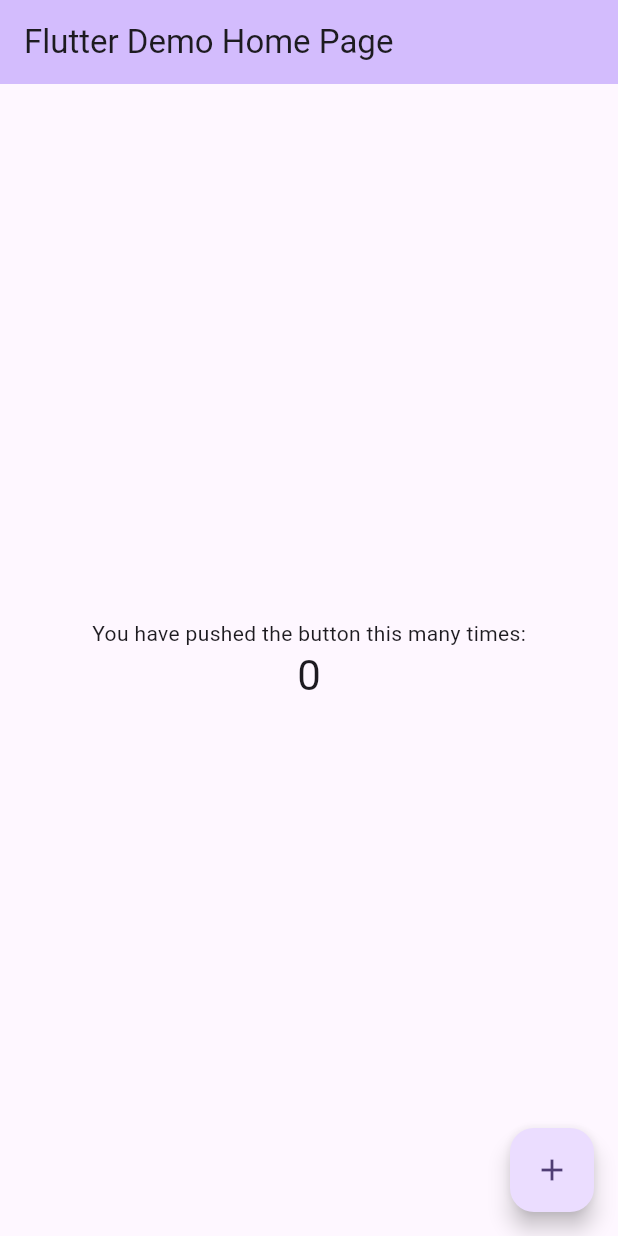
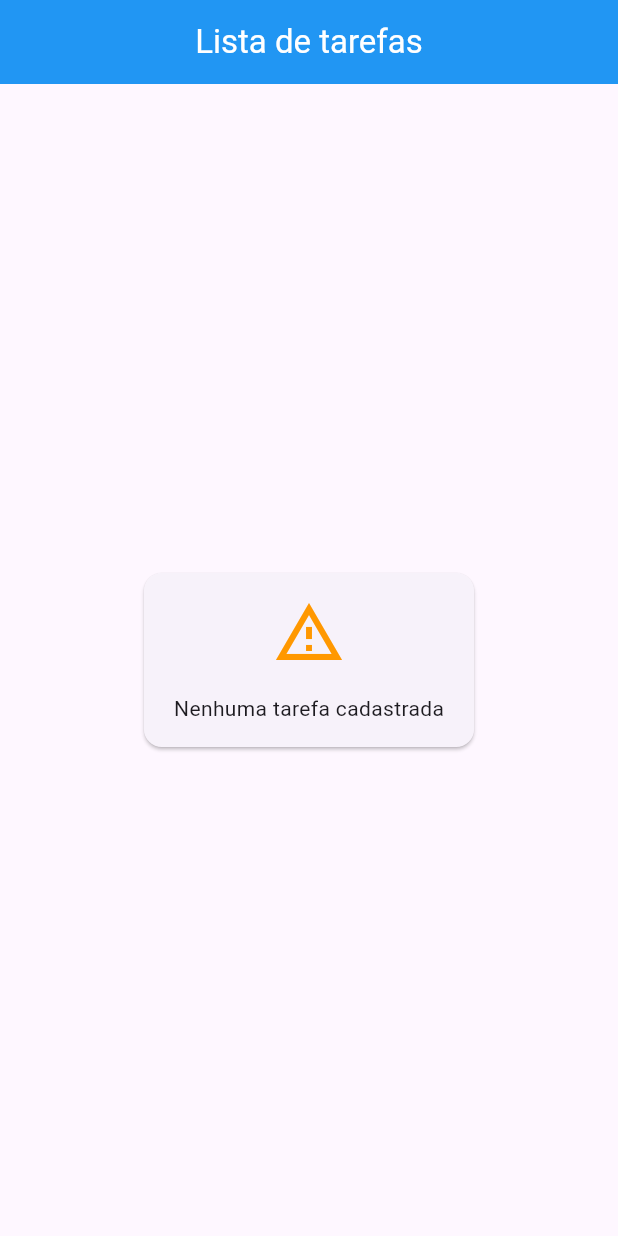
Before and after one commit to BrenoLeiriaoNeto/lista_de_tarefas, a Flutter app: the screen it shows after launch, on a phone screen of 412 x 824 dp. Run offline on Flutter 3.47's test engine with Material 3 defaults, Android fonts, the phone set to English and light mode, and no system bars.

Commit message:
feat(implement-tasks): backbone for tasks listing implemented

```diff
--- /dev/null
+++ b/lib/app.dart
@@ -0,0 +1,20 @@
+import 'package:flutter/material.dart';
+import 'package:lista_de_tarefas/features/tasks/tasks_features.dart';
+
+class App extends StatelessWidget {
+  const App({super.key});
+
+  @override
+  Widget build(BuildContext context) {
+    return MaterialApp(
+      theme: ThemeData(
+        appBarTheme: const AppBarTheme(
+          backgroundColor: Colors.blue,
+          foregroundColor: Colors.white,
+          centerTitle: true,
+        ),
+      ),
+      home: const TasksList(),
+    );
+  }
+}
--- /dev/null
+++ b/lib/features/tasks/presentation/pages/tasks_list.dart
@@ -0,0 +1,25 @@
+import 'package:flutter/material.dart';
+import 'package:lista_de_tarefas/features/tasks/tasks_features.dart';
+
+class TasksList extends StatelessWidget {
+  const TasksList({super.key});
+
+  List<Task> fetchTasks() => TaskRepository(TaskStorage()).getTasks();
+
+  @override
+  Widget build(BuildContext context) {
+    final tasks = fetchTasks();
+
+    return Scaffold(
+      appBar: AppBar(title: const Text("Lista de tarefas")),
+      body: tasks.isEmpty
+          ? Center(child: NoTasks())
+          : ListView.builder(
+              itemCount: tasks.length,
+              itemBuilder: (context, index) {
+                return CardTasks(task: tasks[index]);
+              },
+            ),
+    );
+  }
+}
--- /dev/null
+++ b/lib/features/tasks/presentation/widgets/no_tasks.dart
@@ -0,0 +1,22 @@
+import 'package:flutter/material.dart';
+
+class NoTasks extends StatelessWidget {
+  const NoTasks({super.key});
+
+  @override
+  Widget build(BuildContext context) {
+    return Card(
+      child: Padding(
+        padding: const EdgeInsets.symmetric(vertical: 16, horizontal: 20),
+        child: Column(
+          mainAxisSize: MainAxisSize.min,
+          children: const [
+            Icon(Icons.warning_amber_outlined, size: 48, color: Colors.orange),
+            SizedBox(height: 16),
+            Text("Nenhuma tarefa cadastrada"),
+          ],
+        ),
+      ),
+    );
+  }
+}
--- /dev/null
+++ b/lib/features/tasks/tasks_features.dart
@@ -0,0 +1,6 @@
+export 'data/task_repository.dart';
+export 'data/task_storage.dart';
+export 'presentation/pages/tasks_list.dart';
+export 'presentation/widgets/card_tasks.dart';
+export 'presentation/widgets/no_tasks.dart';
+export 'domain/task.dart';
--- a/lib/main.dart
+++ b/lib/main.dart
@@ -1,64 +1,6 @@
 import 'package:flutter/material.dart';
+import 'package:lista_de_tarefas/app.dart';
 
 void main() {
-  runApp(const MyApp());
+  runApp(const App());
 }
-
-class MyApp extends StatelessWidget {
-  const MyApp({super.key});
-
-  @override
-  Widget build(BuildContext context) {
-    return MaterialApp(
-      title: 'Flutter Demo',
-      theme: ThemeData(colorScheme: .fromSeed(seedColor: Colors.deepPurple)),
-      home: const MyHomePage(title: 'Flutter Demo Home Page'),
-    );
-  }
-}
-
-class MyHomePage extends StatefulWidget {
-  const MyHomePage({super.key, required this.title});
-
-  final String title;
-
-  @override
-  State<MyHomePage> createState() => _MyHomePageState();
-}
-
-class _MyHomePageState extends State<MyHomePage> {
-  int _counter = 0;
-
-  void _incrementCounter() {
-    setState(() {
-      _counter++;
-    });
-  }
-
-  @override
-  Widget build(BuildContext context) {
-    return Scaffold(
-      appBar: AppBar(
-        backgroundColor: Theme.of(context).colorScheme.inversePrimary,
-        title: Text(widget.title),
-      ),
-      body: Center(
-        child: Column(
-          mainAxisAlignment: .center,
-          children: [
-            const Text('You have pushed the button this many times:'),
-            Text(
-              '$_counter',
-              style: Theme.of(context).textTheme.headlineMedium,
-            ),
-          ],
-        ),
-      ),
-      floatingActionButton: FloatingActionButton(
-        onPressed: _incrementCounter,
-        tooltip: 'Increment',
-        child: const Icon(Icons.add),
-      ),
-    );
-  }
-}
```
Also changed, not shown: lib/features/tasks/presentation/widgets/card_tasks.dart (added, +27 -0 lines), 1 other file.
